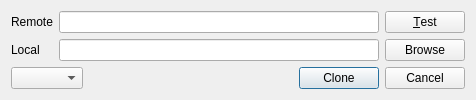
First picture: the form in src/CloneDialog.ui, repository soramimi/Guitar, before the edit.
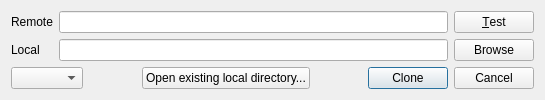
Second picture: the form after the edit.

Commit message: CloneDialogに既存フォルダを開く機能を追加

The edit to the form file:
```diff
--- a/src/CloneDialog.ui
+++ b/src/CloneDialog.ui
@@ -6,7 +6,7 @@
    <rect>
     <x>0</x>
     <y>0</y>
-    <width>466</width>
+    <width>545</width>
     <height>100</height>
    </rect>
   </property>
@@ -64,6 +64,26 @@
      <item>
       <widget class="QComboBox" name="comboBox"/>
      </item>
+     <item>
+      <spacer name="horizontalSpacer_2">
+       <property name="orientation">
+        <enum>Qt::Horizontal</enum>
+       </property>
+       <property name="sizeHint" stdset="0">
+        <size>
+         <width>40</width>
+         <height>20</height>
+        </size>
+       </property>
+      </spacer>
+     </item>
+     <item>
+      <widget class="QPushButton" name="pushButton_open_existing">
+       <property name="text">
+        <string>Open existing local directory...</string>
+       </property>
+      </widget>
+     </item>
      <item>
       <spacer name="horizontalSpacer">
        <property name="orientation">
```
The commit also changes 5 other files.
